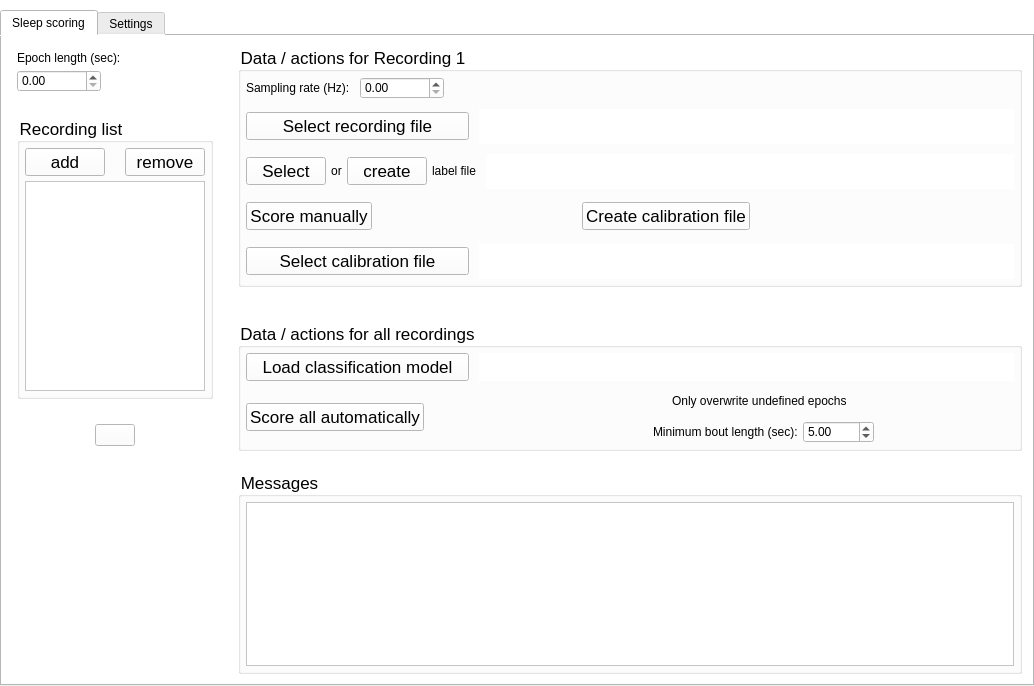
This is accusleepy/gui/primary_window.ui in zekebarger/AccuSleePy as Qt 5 draws it before an edit. The edited form follows.
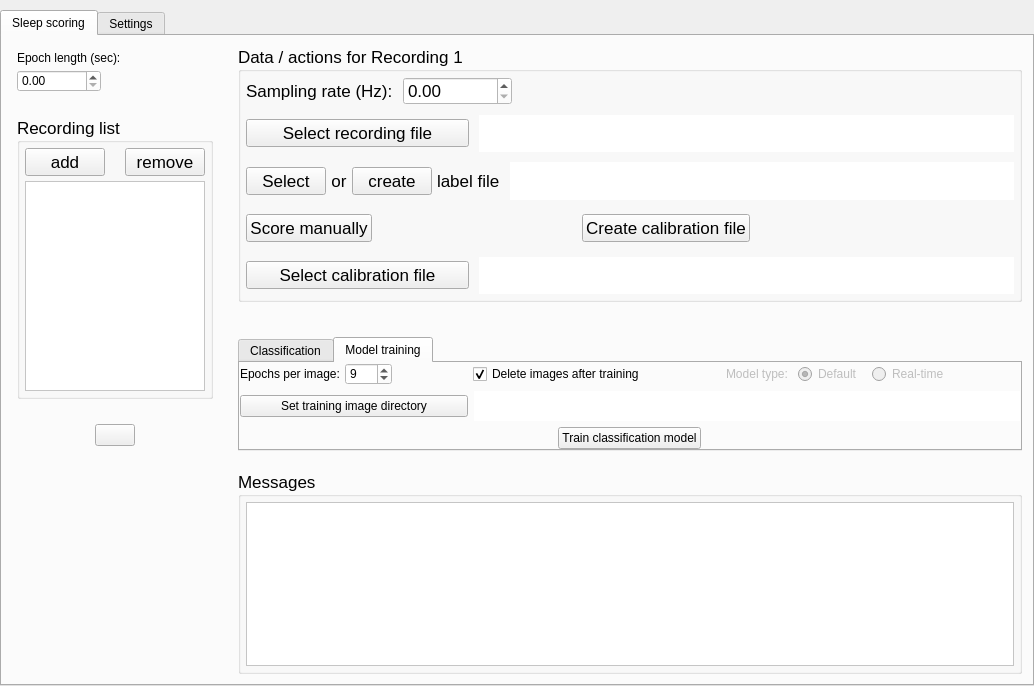
This is the edited form. The open tabs and pages were chosen to show the change. Icons and pictures are not drawn.

Commit message:
Enable model training through the GUI (#7)
* add new tab section

* simplify model training constants

* UI elements for model training

* much of model training input functionality

* add attributes to model, select training folder

* set and load epochs_per_img

* remove epochs_per_img constant

* store epoch number and model type in model

* drag and drop functionality

* tooltips

* update manual

What changed in the file:
```diff
--- a/accusleepy/gui/primary_window.ui
+++ b/accusleepy/gui/primary_window.ui
@@ -20,7 +20,7 @@
    <string>MainWindow</string>
   </property>
   <property name="styleSheet">
-   <string notr="true">background-color: white;</string>
+   <string notr="true"/>
   </property>
   <widget class="QWidget" name="centralwidget">
    <property name="sizePolicy">
@@ -29,7 +29,7 @@
      <verstretch>0</verstretch>
     </sizepolicy>
    </property>
-   <layout class="QGridLayout" name="gridLayout">
+   <layout class="QVBoxLayout" name="verticalLayout_5">
     <property name="leftMargin">
      <number>0</number>
     </property>
@@ -42,8 +42,8 @@
     <property name="bottomMargin">
      <number>0</number>
     </property>
-    <item row="0" column="0">
-     <widget class="QTabWidget" name="tabWidget">
+    <item>
+     <widget class="QTabWidget" name="upper_tab_widget">
       <property name="currentIndex">
        <number>0</number>
       </property>
@@ -133,7 +133,7 @@
            </widget>
           </item>
           <item row="0" column="1">
-           <layout class="QVBoxLayout" name="recordingactionsgroupbox" stretch="2,1">
+           <layout class="QVBoxLayout" name="recordingactionsgroupbox" stretch="2,0">
             <property name="spacing">
              <number>35</number>
             </property>
@@ -480,25 +480,18 @@
              </widget>
             </item>
             <item>
-             <widget class="QGroupBox" name="allrecordingsgroupbox">
-              <property name="sizePolicy">
-               <sizepolicy hsizetype="Preferred" vsizetype="Preferred">
-                <horstretch>0</horstretch>
-                <verstretch>0</verstretch>
-               </sizepolicy>
+             <widget class="QTabWidget" name="lower_tab_widget">
+              <property name="currentIndex">
+               <number>0</number>
               </property>
-              <property name="font">
-               <font>
-                <pointsize>13</pointsize>
-               </font>
-              </property>
-              <property name="title">
-               <string>Data / actions for all recordings</string>
-              </property>
-              <layout class="QVBoxLayout" name="verticalLayout_3" stretch="2,3">
-               <property name="spacing">
-                <number>10</number>
-               </property>
+              <widget class="QWidget" name="classification_tab">
+               <property name="styleSheet">
+                <string notr="true"/>
+               </property>
+               <attribute name="title">
+                <string>Classification</string>
+               </attribute>
+               <layout class="QGridLayout" name="gridLayout" columnstretch="2">
                <property name="leftMargin">
                 <number>5</number>
                </property>
@@ -511,51 +504,13 @@
                <property name="bottomMargin">
                 <number>5</number>
                </property>
-               <item>
-                <layout class="QHBoxLayout" name="horizontalLayout_9" stretch="5,12">
-                 <item>
-                  <layout class="QHBoxLayout" name="horizontalLayout_11">
-                   <property name="spacing">
-                    <number>5</number>
-                   </property>
-                   <item>
-                    <widget class="QPushButton" name="load_model_button">
-                     <property name="sizePolicy">
-                      <sizepolicy hsizetype="Preferred" vsizetype="Fixed">
-                       <horstretch>0</horstretch>
-                       <verstretch>0</verstretch>
-                      </sizepolicy>
-                     </property>
-                     <property name="text">
-                      <string>Load classification model</string>
-                     </property>
-                    </widget>
-                   </item>
-                  </layout>
-                 </item>
-                 <item>
-                  <widget class="QLabel" name="model_label">
-                   <property name="sizePolicy">
-                    <sizepolicy hsizetype="Ignored" vsizetype="Preferred">
-                     <horstretch>0</horstretch>
-                     <verstretch>0</verstretch>
-                    </sizepolicy>
-                   </property>
-                   <property name="styleSheet">
-                    <string notr="true">background-color: white;</string>
-                   </property>
-                   <property name="text">
-                    <string/>
-                   </property>
-                   <property name="alignment">
-                    <set>Qt::AlignmentFlag::AlignRight|Qt::AlignmentFlag::AlignTrailing|Qt::AlignmentFlag::AlignVCenter</set>
-                   </property>
-                  </widget>
-                 </item>
-                </layout>
-               </item>
-               <item>
-                <layout class="QHBoxLayout" name="horizontalLayout_8" stretch="3,3,4,2">
+                <property name="verticalSpacing">
+                 <number>10</number>
+                </property>
+                <item row="0" column="0">
+                 <layout class="QGridLayout" name="gridLayout_4">
+                  <item row="1" column="0">
+                   <layout class="QHBoxLayout" name="score_all_layout" stretch="3,3,4,2">
                  <item>
                   <widget class="QPushButton" name="score_all_button">
                    <property name="sizePolicy">
@@ -665,7 +620,336 @@
                  </item>
                 </layout>
                </item>
-              </layout>
+                  <item row="0" column="0">
+                   <layout class="QHBoxLayout" name="load_model_layout" stretch="5,12">
+                    <item>
+                     <layout class="QHBoxLayout" name="horizontalLayout_11">
+                      <property name="spacing">
+                       <number>5</number>
+                      </property>
+                      <item>
+                       <widget class="QPushButton" name="load_model_button">
+                        <property name="sizePolicy">
+                         <sizepolicy hsizetype="Preferred" vsizetype="Fixed">
+                          <horstretch>0</horstretch>
+                          <verstretch>0</verstretch>
+                         </sizepolicy>
+                        </property>
+                        <property name="text">
+                         <string>Load classification model</string>
+                        </property>
+                       </widget>
+                      </item>
+                     </layout>
+                    </item>
+                    <item>
+                     <widget class="QLabel" name="model_label">
+                      <property name="sizePolicy">
+                       <sizepolicy hsizetype="Ignored" vsizetype="Preferred">
+                        <horstretch>0</horstretch>
+                        <verstretch>0</verstretch>
+                       </sizepolicy>
+                      </property>
+                      <property name="acceptDrops">
+                       <bool>true</bool>
+                      </property>
+                      <property name="styleSheet">
+                       <string notr="true">background-color: white;</string>
+                      </property>
+                      <property name="text">
+                       <string/>
+                      </property>
+                      <property name="alignment">
+                       <set>Qt::AlignmentFlag::AlignRight|Qt::AlignmentFlag::AlignTrailing|Qt::AlignmentFlag::AlignVCenter</set>
+                      </property>
+                     </widget>
+                    </item>
+                   </layout>
+                  </item>
+                 </layout>
+                </item>
+               </layout>
+              </widget>
+              <widget class="QWidget" name="model_training_tab">
+               <attribute name="title">
+                <string>Model training</string>
+               </attribute>
+               <layout class="QGridLayout" name="gridLayout_7">
+                <property name="leftMargin">
+                 <number>0</number>
+                </property>
+                <property name="topMargin">
+                 <number>0</number>
+                </property>
+                <property name="rightMargin">
+                 <number>0</number>
+                </property>
+                <property name="bottomMargin">
+                 <number>0</number>
+                </property>
+                <item row="0" column="0">
+                 <layout class="QGridLayout" name="model_training_layout" rowstretch="1,1,1">
+                  <item row="0" column="0">
+                   <layout class="QHBoxLayout" name="top_training_layout" stretch="2,1,2,1,3,1">
+                    <property name="spacing">
+                     <number>10</number>
+                    </property>
+                    <item>
+                     <layout class="QHBoxLayout" name="horizontalLayout_5">
+                      <property name="spacing">
+                       <number>5</number>
+                      </property>
+                      <item>
+                       <widget class="QLabel" name="label">
+                        <property name="sizePolicy">
+                         <sizepolicy hsizetype="Fixed" vsizetype="Fixed">
+                          <horstretch>0</horstretch>
+                          <verstretch>0</verstretch>
+                         </sizepolicy>
+                        </property>
+                        <property name="text">
+                         <string>Epochs per image:</string>
+                        </property>
+                       </widget>
+                      </item>
+                      <item>
+                       <widget class="QSpinBox" name="image_number_input">
+                        <property name="sizePolicy">
+                         <sizepolicy hsizetype="Fixed" vsizetype="Fixed">
+                          <horstretch>0</horstretch>
+                          <verstretch>0</verstretch>
+                         </sizepolicy>
+                        </property>
+                        <property name="styleSheet">
+                         <string notr="true">background-color: white;</string>
+                        </property>
+                        <property name="minimum">
+                         <number>1</number>
+                        </property>
+                        <property name="maximum">
+                         <number>999</number>
+                        </property>
+                        <property name="value">
+                         <number>9</number>
+                        </property>
+                       </widget>
+                      </item>
+                     </layout>
+                    </item>
+                    <item>
+                     <spacer name="horizontalSpacer">
+                      <property name="orientation">
+                       <enum>Qt::Orientation::Horizontal</enum>
+                      </property>
+                      <property name="sizeType">
+                       <enum>QSizePolicy::Policy::Preferred</enum>
+                      </property>
+                      <property name="sizeHint" stdset="0">
+                       <size>
+                        <width>10</width>
+                        <height>5</height>
+                       </size>
+                      </property>
+                     </spacer>
+                    </item>
+                    <item>
+                     <widget class="QCheckBox" name="delete_image_box">
+                      <property name="sizePolicy">
+                       <sizepolicy hsizetype="Fixed" vsizetype="Fixed">
+                        <horstretch>0</horstretch>
+                        <verstretch>0</verstretch>
+                       </sizepolicy>
+                      </property>
+                      <property name="text">
+                       <string>Delete images after training</string>
+                      </property>
+                      <property name="checked">
+                       <bool>true</bool>
+                      </property>
+                     </widget>
+                    </item>
+                    <item>
+                     <spacer name="horizontalSpacer_6">
+                      <property name="orientation">
+                       <enum>Qt::Orientation::Horizontal</enum>
+                      </property>
+                      <property name="sizeType">
+                       <enum>QSizePolicy::Policy::Preferred</enum>
+                      </property>
+                      <property name="sizeHint" stdset="0">
+                       <size>
+                        <width>10</width>
+                        <height>5</height>
+                       </size>
+                      </property>
+                     </spacer>
+                    </item>
+                    <item>
+                     <layout class="QHBoxLayout" name="horizontalLayout_6" stretch="2,3,3">
+                      <item>
+                       <widget class="QLabel" name="label_2">
+                        <property name="enabled">
+                         <bool>false</bool>
+                        </property>
+                        <property name="sizePolicy">
+                         <sizepolicy hsizetype="Fixed" vsizetype="Fixed">
+                          <horstretch>0</horstretch>
+                          <verstretch>0</verstretch>
+                         </sizepolicy>
+                        </property>
+                        <property name="text">
+                         <string>Model type:</string>
+                        </property>
+                       </widget>
+                      </item>
+                      <item>
+                       <widget class="QRadioButton" name="default_type_button">
+                        <property name="enabled">
+                         <bool>false</bool>
+                        </property>
+                        <property name="sizePolicy">
+                         <sizepolicy hsizetype="Fixed" vsizetype="Fixed">
+                          <horstretch>0</horstretch>
+                          <verstretch>0</verstretch>
+                         </sizepolicy>
+                        </property>
+                        <property name="text">
+                         <string>Default</string>
+                        </property>
+                        <property name="checked">
+                         <bool>true</bool>
+                        </property>
+                       </widget>
+                      </item>
+                      <item>
+                       <widget class="QRadioButton" name="real_time_button">
+                        <property name="enabled">
+                         <bool>false</bool>
+                        </property>
+                        <property name="sizePolicy">
+                         <sizepolicy hsizetype="Fixed" vsizetype="Fixed">
+                          <horstretch>0</horstretch>
+                          <verstretch>0</verstretch>
+                         </sizepolicy>
+                        </property>
+                        <property name="text">
+                         <string>Real-time</string>
+                        </property>
+                       </widget>
+                      </item>
+                     </layout>
+                    </item>
+                    <item>
+                     <spacer name="horizontalSpacer_3">
+                      <property name="orientation">
+                       <enum>Qt::Orientation::Horizontal</enum>
+                      </property>
+                      <property name="sizeType">
+                       <enum>QSizePolicy::Policy::Preferred</enum>
+                      </property>
+                      <property name="sizeHint" stdset="0">
+                       <size>
+                        <width>10</width>
+                        <height>5</height>
+                       </size>
+                      </property>
+                     </spacer>
+                    </item>
+                   </layout>
+                  </item>
+                  <item row="2" column="0">
+                   <layout class="QHBoxLayout" name="bottom_training_layout">
+                    <item>
+                     <spacer name="horizontalSpacer_7">
+                      <property name="orientation">
+                       <enum>Qt::Orientation::Horizontal</enum>
+                      </property>
+                      <property name="sizeType">
+                       <enum>QSizePolicy::Policy::Preferred</enum>
+                      </property>
+                      <property name="sizeHint" stdset="0">
+                       <size>
+                        <width>10</width>
+                        <height>5</height>
+                       </size>
+                      </property>
+                     </spacer>
+                    </item>
+                    <item>
+                     <widget class="QPushButton" name="train_model_button">
+                      <property name="sizePolicy">
+                       <sizepolicy hsizetype="Fixed" vsizetype="Fixed">
+                        <horstretch>0</horstretch>
+                        <verstretch>0</verstretch>
+                       </sizepolicy>
+                      </property>
+                      <property name="text">
+                       <string>Train classification model</string>
+                      </property>
+                     </widget>
+                    </item>
+                    <item>
+                     <spacer name="horizontalSpacer_8">
+                      <property name="orientation">
+                       <enum>Qt::Orientation::Horizontal</enum>
+                      </property>
+                      <property name="sizeType">
+                       <enum>QSizePolicy::Policy::Preferred</enum>
+                      </property>
+                      <property name="sizeHint" stdset="0">
+                       <size>
+                        <width>10</width>
+                        <height>5</height>
+                       </size>
+                      </property>
+                     </spacer>
+                    </item>
+                   </layout>
+                  </item>
+                  <item row="1" column="0">
+                   <layout class="QHBoxLayout" name="middle_training_layout" stretch="5,12">
+                    <item>
+                     <layout class="QHBoxLayout" name="horizontalLayout_2">
+                      <item>
+                       <widget class="QPushButton" name="training_folder_button">
+                        <property name="sizePolicy">
+                         <sizepolicy hsizetype="Preferred" vsizetype="Fixed">
+                          <horstretch>0</horstretch>
+                          <verstretch>0</verstretch>
+                         </sizepolicy>
+                        </property>
+                        <property name="toolTip">
+                         <string>A temporary folder will be created here</string>
+                        </property>
+                        <property name="text">
+                         <string>Set training image directory</string>
+                        </property>
+                       </widget>
+                      </item>
+                     </layout>
+                    </item>
+                    <item>
+                     <widget class="QLabel" name="image_folder_label">
+                      <property name="sizePolicy">
+                       <sizepolicy hsizetype="Ignored" vsizetype="Preferred">
+                        <horstretch>0</horstretch>
+                        <verstretch>0</verstretch>
+                       </sizepolicy>
+                      </property>
+                      <property name="styleSheet">
+                       <string notr="true">background-color: white;</string>
+                      </property>
+                      <property name="text">
+                       <string/>
+                      </property>
+                     </widget>
+                    </item>
+                   </layout>
+                  </item>
+                 </layout>
+                </item>
+               </layout>
+              </widget>
              </widget>
             </item>
            </layout>
```
Left out of the diff: 24 changed lines with no effect on the pictures. Lines whose indentation alone changed are shown as unchanged. The commit also changes 9 other files.
